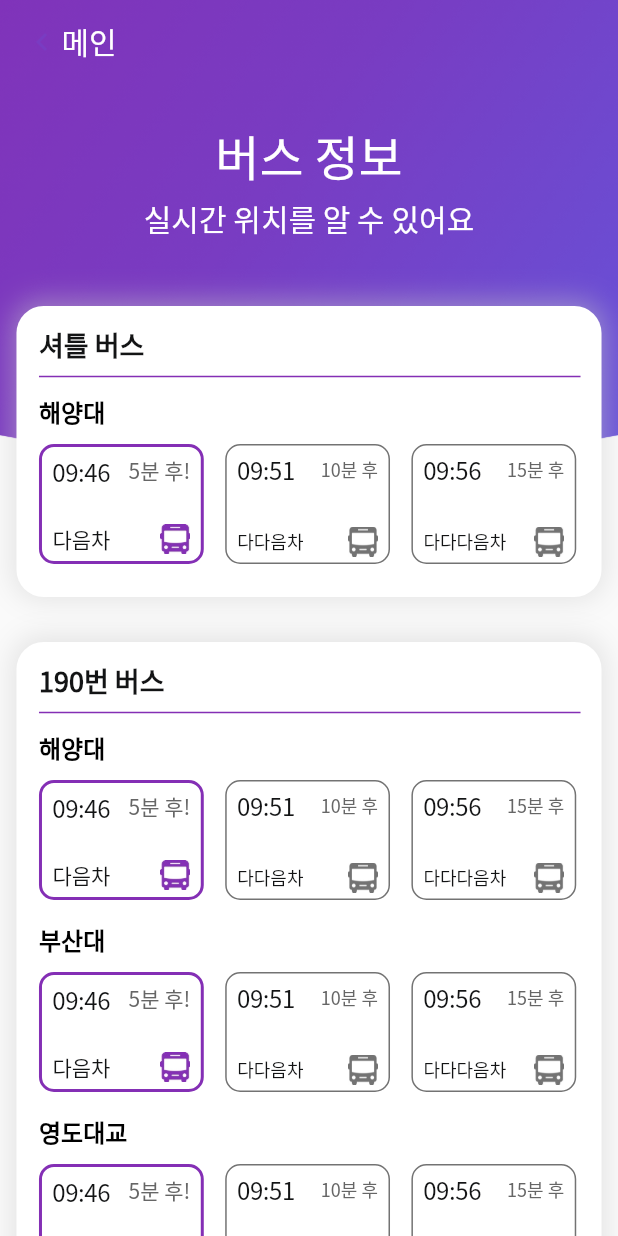
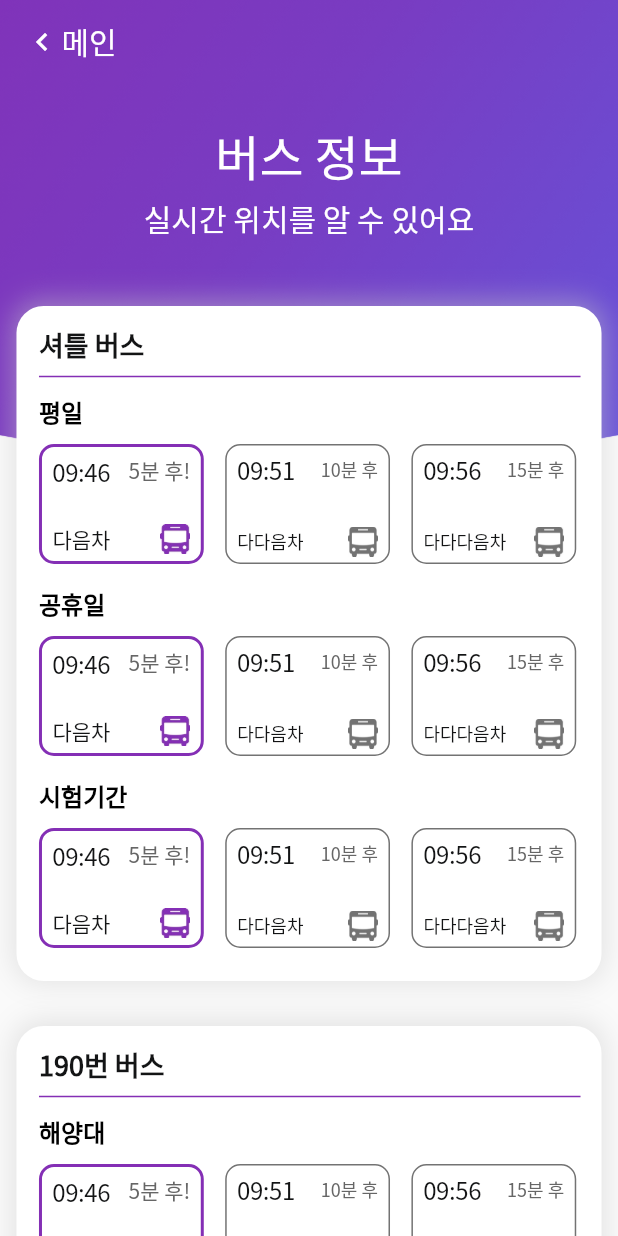
Before and after one commit to mini-wookie/KMOUIN_APP, a Flutter app: the screen it shows after launch, after a tap on "버스 정보", on a phone screen of 412 x 824 dp. Run offline on Flutter 3.47's test engine with Material 2 defaults, Android fonts, the phone set to English and light mode, and no system bars.

Commit message:
mainPage_edit + busPage_layout_edit

```diff
--- a/lib/screens/BusPage.dart
+++ b/lib/screens/BusPage.dart
@@ -38,12 +38,13 @@ class _MyHomePageState extends State<MyHomePage> {
     return Scaffold(
       extendBodyBehindAppBar: true,
       appBar: AppBar(
+        centerTitle: false,
         backgroundColor: Colors.transparent,
         elevation: 0,
         leading: IconButton(
           icon: Icon(Icons.navigate_before),
           onPressed: () => Navigator.maybePop(context),
-          color: Color(0xff793cc2),
+          color: Color(0xffffffff),
         ),
         titleSpacing: -15,
         title: Text(
@@ -104,7 +105,17 @@ class _MyHomePageState extends State<MyHomePage> {
                                 children: <Widget>[
                                   BusInfo(
                                     width: 100 * fullWidth * rate,
-                                    title: "해양대",
+                                    title: "평일",
+                                  ),
+                                  SizedBox(height: 14.0),
+                                  BusInfo(
+                                    width: 100 * fullWidth * rate,
+                                    title: "공휴일",
+                                  ),
+                                  SizedBox(height: 14.0),
+                                  BusInfo(
+                                    width: 100 * fullWidth * rate,
+                                    title: "시험기간",
                                   ),
                                 ]),
                             SizedBox(height: 30.0),
--- a/lib/widgets/mainCategory.dart
+++ b/lib/widgets/mainCategory.dart
@@ -44,7 +44,6 @@ class CategoryCards extends StatelessWidget {
         },
         child: Column(
           mainAxisAlignment: MainAxisAlignment.center,
-          crossAxisAlignment: CrossAxisAlignment.center,
           children: <Widget>[
             logoContainer,
             // 버스 정보
@@ -55,7 +54,7 @@ class CategoryCards extends StatelessWidget {
                 fontWeight: FontWeight.w500,
                 fontFamily: "NotoSansKR",
                 fontStyle: FontStyle.normal,
-                fontSize: 16.0,
+                fontSize: 24.0,
               ),
               textAlign: TextAlign.center,
             ),
--- a/lib/widgets/mainIcon.dart
+++ b/lib/widgets/mainIcon.dart
@@ -14,11 +14,11 @@ class IconContainer extends StatelessWidget {
   @override
   Widget build(BuildContext context) {
     return Container(
-      margin: EdgeInsets.fromLTRB(0.0, 14.0, 0.0, 15.0),
-      width: 58.0,
-      height: 58.0,
+      margin: EdgeInsets.fromLTRB(0.0, 14.0, 0.0, 12.0),
+      width: 66.0,
+      height: 66.0,
       decoration: BoxDecoration(
-        borderRadius: BorderRadius.circular(58.0),
+        borderRadius: BorderRadius.circular(66.0),
         gradient: LinearGradient(
           begin: Alignment(
             0.20662397904829533,
@@ -35,7 +35,7 @@ class IconContainer extends StatelessWidget {
         ),
       ),
       child: Container(
-        padding: EdgeInsets.all(12.0),
+        padding: EdgeInsets.all(13.0),
         child: iconImage,
       ),
     );
```
